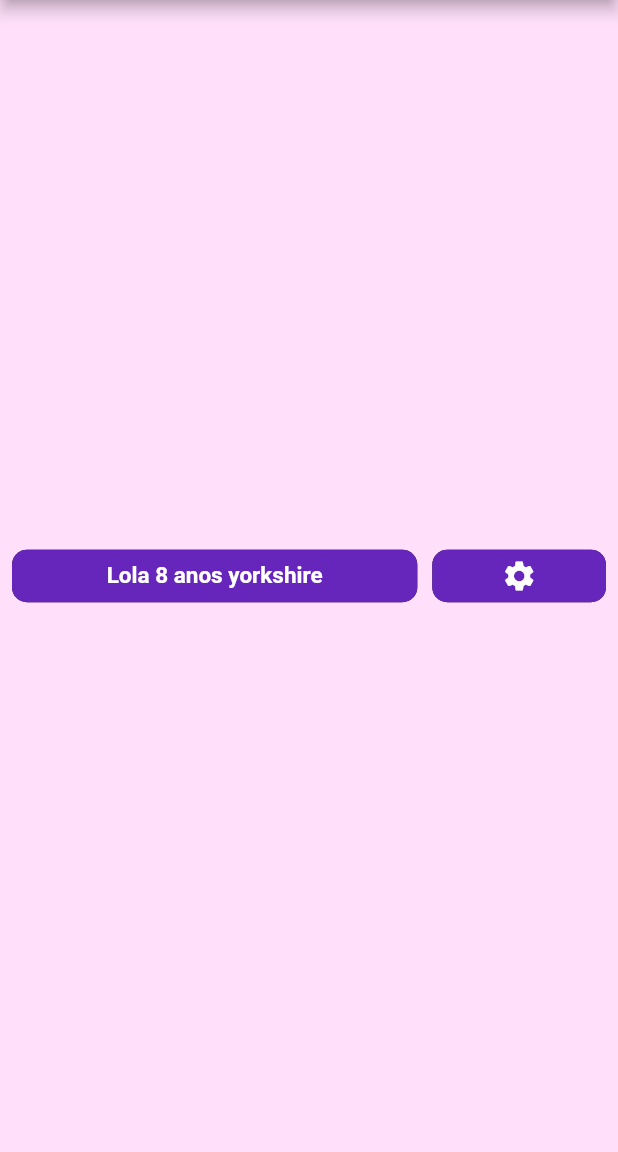
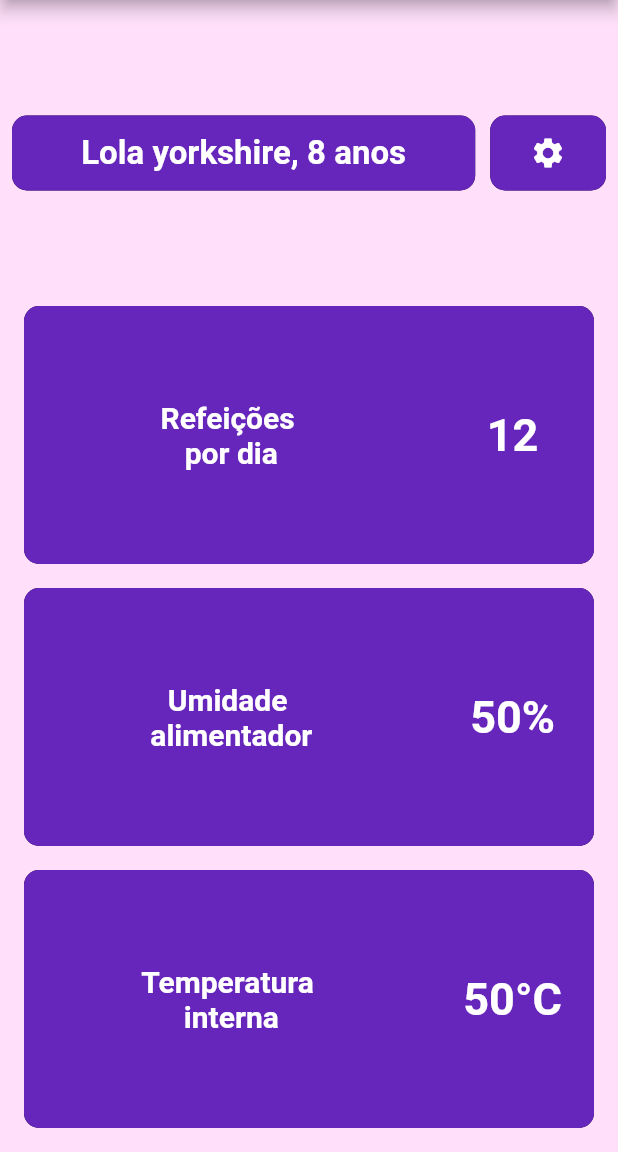
Before and after one commit to Mini-Chef/frontend, a Flutter app: the screen it shows after launch, on a phone screen of 412 x 824 dp, the part 84-1236 px from its top. Run offline on Flutter 3.47's test engine with Material 2 defaults, Android fonts, the phone set to English and light mode, and no system bars.

Commit message:
Adicao de tela de configuração e mais cards

```diff
--- /dev/null
+++ b/app_alimentador/lib/ConfigPage.dart
@@ -0,0 +1,39 @@
+import 'package:flutter/material.dart';
+import 'package:flutter/src/widgets/container.dart';
+import 'package:flutter/src/widgets/framework.dart';
+
+class ConfigPage extends StatelessWidget {
+  const ConfigPage({super.key});
+
+
+  @override
+  Widget build(BuildContext context) {
+
+    final _formKey = GlobalKey<FormState>();
+
+
+
+    return Scaffold(
+      backgroundColor: const Color.fromARGB(255, 255, 223, 250),
+      appBar: AppBar(
+        backgroundColor: const Color.fromARGB(255, 102, 38, 187),
+        title: const Text('Alimentador MiniChef'),
+        leading: IconButton(
+          icon: const Icon(Icons.arrow_back),
+          onPressed: () => Navigator.pop(context),
+        ),
+      ),
+      body: SafeArea(
+        child: Center(
+          child: Column(
+            mainAxisAlignment: MainAxisAlignment.center,
+            crossAxisAlignment: CrossAxisAlignment.stretch,
+            children: [TextField(
+
+            )],
+          ),
+        ),
+      ),
+    );
+  }
+}
--- a/app_alimentador/lib/main.dart
+++ b/app_alimentador/lib/main.dart
@@ -1,16 +1,21 @@
+import 'package:app_alimentador/ConfigPage.dart';
+import 'package:app_alimentador/widgets/cartao_animal.dart';
+import 'package:app_alimentador/widgets/cartao_dados.dart';
 import 'package:flutter/material.dart';
 
 void main() {
-  runApp(MyApp());
+  runApp(const MyApp());
 }
 
 class MyApp extends StatelessWidget {
   final title = 'BLE Scan & Connection Demo';
+
+  const MyApp({super.key});
   @override
   Widget build(BuildContext context) {
     return MaterialApp(
       title: title,
-      home: PagAlimentador(),
+      home: const PagAlimentador(),
     );
   }
 }
@@ -28,7 +33,7 @@
     return Scaffold(
       backgroundColor: const Color.fromARGB(255, 255, 223, 250),
       appBar: AppBar(
-        backgroundColor: Color.fromARGB(255, 102, 38, 187),
+        backgroundColor: const Color.fromARGB(255, 102, 38, 187),
         title: const Text('Alimentador MiniChef'),
       ),
       body: SafeArea(
@@ -36,48 +41,62 @@
           padding: const EdgeInsets.all(8.0),
           child: Center(
             child: Column(
-                mainAxisAlignment: MainAxisAlignment.center,
                 crossAxisAlignment: CrossAxisAlignment.center,
                 children: [
-                  Row(
+                  Expanded(
+                    flex: 1,
+                    child: Row(
                       children: [
-                      Expanded(
-                        flex: 7,
-                        child: Container(
-                          child: Padding(
-                            padding: const EdgeInsets.all(8.0),
-                            child: Text(
-                              "Lola 8 anos yorkshire",
-                              style: TextStyle(color: Colors.white, fontSize: 15, fontWeight: FontWeight.bold),textAlign: TextAlign.center,
+                        const Expanded(
+                          flex: 8,
+                          child: CartaoAnimal(
+                            nome: "Lola yorkshire, 8 anos",
                           ),
                         ),
-                          height: 35,
-                          decoration: BoxDecoration(
+                        const SizedBox(
+                          width: 10,
+                        ),
+                        Expanded(
+                          flex: 2,
+                          child: InkWell(
+                            onTap: (() {
+                              Navigator.push(
+                                context,
+                                MaterialPageRoute(
+                                    builder: (BuildContext context) {
+                                  return ConfigPage();
+                                }),
+                              );
+                            }),
+                            child: Container(
+                              height: 50,
+                              width: 50,
+                              decoration: const BoxDecoration(
                                 color: Color.fromARGB(255, 102, 38, 187),
                                 boxShadow: [
-                              BoxShadow(color: Color.fromARGB(255, 22, 10, 29),)
+                                  BoxShadow(
+                                    color: Color.fromARGB(255, 22, 10, 29),
+                                  )
                                 ],
-                            borderRadius: BorderRadius.all(Radius.circular(10),),
+                                borderRadius: BorderRadius.all(
+                                  Radius.circular(10),
+                                ),
+                              ),
+                              child: const Padding(
+                                padding: EdgeInsets.all(3.0),
+                                child:
+                                    Icon(Icons.settings, color: Colors.white),
                               ),
                             ),
                           ),
-                      SizedBox(width: 10,),
-                      Expanded(flex: 3,child: Container(
-                          child: Padding(
-                            padding: const EdgeInsets.all(3.0),
-                            child: Icon(Icons.settings, color: Colors.white),
-                          ),
-                          height: 35,
-                          decoration: BoxDecoration(
-                            color: Color.fromARGB(255, 102, 38, 187),
-                            boxShadow: [
-                              BoxShadow(color: Color.fromARGB(255, 22, 10, 29),)
-                            ],
-                            borderRadius: BorderRadius.all(Radius.circular(10),),
-                          ),
-                        ),)
+                        )
                       ],
                     ),
+                  ),
+                  CartaoDados(label: "Refeições\n por dia", dados: "12"),
+                  CartaoDados(label: "Umidade\n alimentador", dados: "50%"),
+                  CartaoDados(label: "Temperatura\n interna", dados: "50°C")
+
                 ]),
           ),
         ),
--- /dev/null
+++ b/app_alimentador/lib/widgets/cartao_animal.dart
@@ -0,0 +1,36 @@
+import 'package:flutter/material.dart';
+
+class CartaoAnimal extends StatelessWidget {
+  const CartaoAnimal({Key? key, required this.nome}) : super(key: key);
+
+  final String nome;
+
+  @override
+  Widget build(BuildContext context) {
+    return Container(
+      height: 50,
+      decoration: const BoxDecoration(
+        color: Color.fromARGB(255, 102, 38, 187),
+        boxShadow: [
+          BoxShadow(
+            color: Color.fromARGB(255, 22, 10, 29),
+          )
+        ],
+        borderRadius: BorderRadius.all(
+          Radius.circular(10),
+        ),
+      ),
+      child: Padding(
+        padding: const EdgeInsets.all(8.0),
+        child: Center(
+          child: Text(
+            nome,
+            style: const TextStyle(
+                color: Colors.white, fontSize: 22, fontWeight: FontWeight.bold),
+            textAlign: TextAlign.center,
+          ),
+        ),
+      ),
+    );
+  }
+}
--- /dev/null
+++ b/app_alimentador/lib/widgets/cartao_dados.dart
@@ -0,0 +1,60 @@
+import 'package:flutter/material.dart';
+
+class CartaoDados extends StatelessWidget {
+  const CartaoDados({Key? key, required this.label, required this.dados})
+      : super(key: key);
+
+  final String dados;
+  final String label;
+
+  @override
+  Widget build(BuildContext context) {
+    return Expanded(
+      child: Padding(
+        padding: const EdgeInsets.all(8.0),
+        child: Container(
+          decoration: const BoxDecoration(
+            color: Color.fromARGB(255, 102, 38, 187),
+            boxShadow: [
+              BoxShadow(
+                color: Color.fromARGB(255, 22, 10, 29),
+              )
+            ],
+            borderRadius: BorderRadius.all(
+              Radius.circular(10),
+            ),
+          ),
+          child: Row(children: [
+            Expanded(
+              flex: 10,
+              child: Padding(
+                padding: const EdgeInsets.all(8.0),
+                child: Text(
+                  label,
+                  style: const TextStyle(
+                      color: Colors.white,
+                      fontSize: 20,
+                      fontWeight: FontWeight.bold),
+                  textAlign: TextAlign.center,
+                ),
+              ),
+            ),
+            Expanded(
+              flex: 4,
+              child: Text(
+                dados,
+                style: const TextStyle(
+                    color: Colors.white,
+                    fontSize: 30,
+                    fontWeight: FontWeight.bold,
+                    ),
+                textAlign: TextAlign.center,
+
+              ),
+            )
+          ]),
+        ),
+      ),
+    );
+  }
+}
```
Lines whose indentation alone changed are shown as unchanged.
